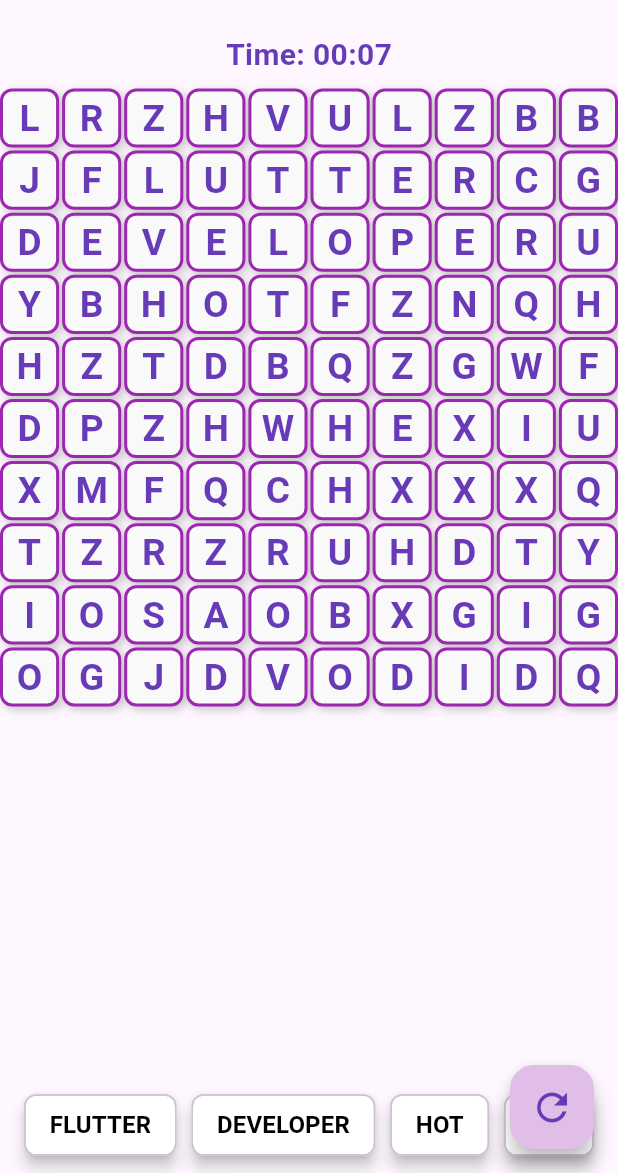
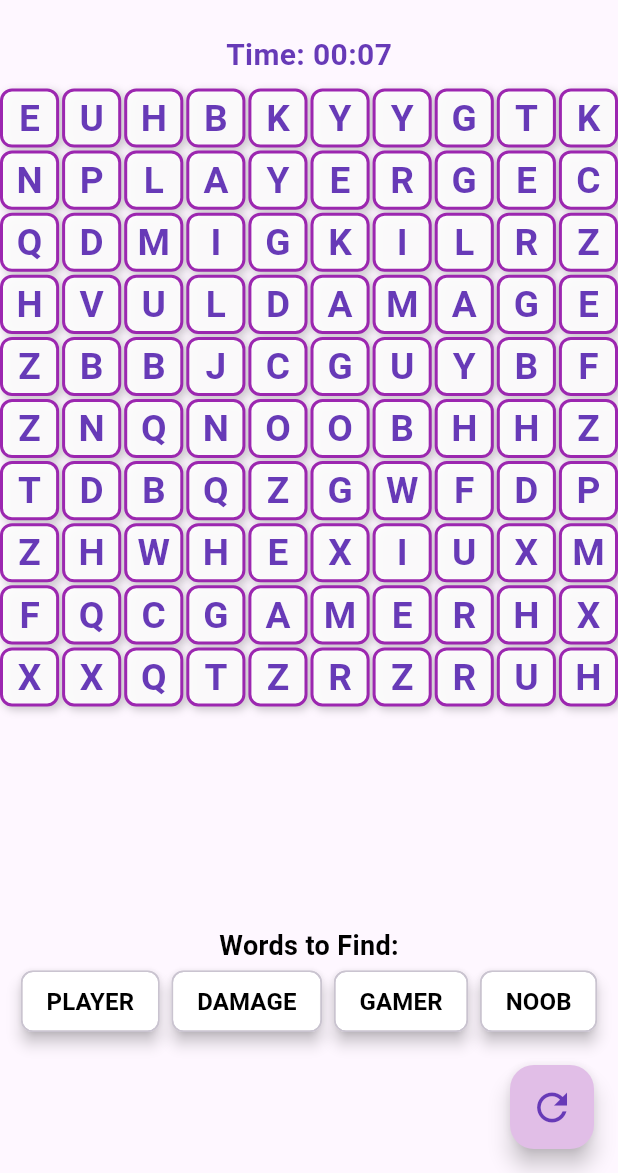
Before and after one commit to Chavid72/Aplicaciones, a Flutter app: the screen it shows after launch, on a phone screen of 412 x 824 dp, the part 63-1236 px from its top. Run offline on Flutter 3.47's test engine with Material 3 defaults, Android fonts, the phone set to English and light mode, and no system bars; our stand-ins replace audioplayers, shared_preferences; Roboto replaces fonts that are missing (ComicsSans, RobotoMono).

Commit message:
cambio palabras inferior

```diff
--- a/trabajo2/lib/sopaLetras.dart
+++ b/trabajo2/lib/sopaLetras.dart
@@ -17,10 +17,10 @@ class SopaDeLetras extends StatefulWidget {
 
 class _SopaDeLetrasState extends State<SopaDeLetras> {
   final List<String> todasLasPalabras = [
-    'FLUTTER', 'DART', 'WIDGET', 'STATE', 'BUILD',
-    'ANDROID', 'KOTLIN', 'SWIFT', 'JAVA', 'IOS',
-    'LAYOUT', 'DEBUG', 'REFACTOR', 'NATIVE', 'CROSS',
-    'PLATFORM', 'CODE', 'DEVELOPER', 'HOT', 'RELOAD'
+    'PLAYER', 'GAMEPAD', 'CONSOLE', 'JOYSTICK', 'SANDBOX',
+    'BOSS', 'RESPAWN', 'LEVEL', 'AVATAR', 'NOOB',
+    'RPG', 'SHOOTER', 'SKIN', 'HEALTH', 'SERVER',
+    'PIXEL', 'LOOT', 'DAMAGE', 'GAMER', 'KILL'
   ];
   late List<String> palabras;
   final int gridSize = 10;
@@ -251,6 +251,7 @@ class _SopaDeLetrasState extends State<SopaDeLetras> {
                 ),
               ),
               Expanded(
+                flex: 6, // La cuadrícula ocupa la mayor parte del espacio disponible
                 child: GridView.builder(
                   gridDelegate: SliverGridDelegateWithFixedCrossAxisCount(
                     crossAxisCount: gridSize,
@@ -300,22 +301,21 @@ class _SopaDeLetrasState extends State<SopaDeLetras> {
                   },
                 ),
               ),
+              SizedBox(height: 16), // Añade un espacio fijo entre la cuadrícula y las palabras
               Padding(
-                padding: const EdgeInsets.all(8.0),
+                padding: const EdgeInsets.symmetric(horizontal: 8.0),
                 child: Text(
-                  mensaje,
+                  'Words to Find:',
                   style: TextStyle(
-                    fontSize: 16,
-                    fontWeight: FontWeight.w500,
-                    color: Colors.red,
+                    fontSize: 18,
+                    fontWeight: FontWeight.bold,
+                    color: Colors.black,
                   ),
                 ),
               ),
-              Padding(
-                padding: const EdgeInsets.all(8.0),
-                child: Wrap(
-                  spacing: 10,
-                  runSpacing: 10,
+              Wrap(
+                spacing: 8,
+                runSpacing: 8,
                 children: palabras.map((palabra) {
                   bool encontrada = palabrasEncontradas.contains(palabra);
                   return Chip(
@@ -333,7 +333,7 @@ class _SopaDeLetrasState extends State<SopaDeLetras> {
                   );
                 }).toList(),
               ),
-              ),
+              Spacer(flex: 1), // Añade un poco de espacio vacío en la parte inferior
             ],
           );
         },
```
Lines whose indentation alone changed are shown as unchanged.
